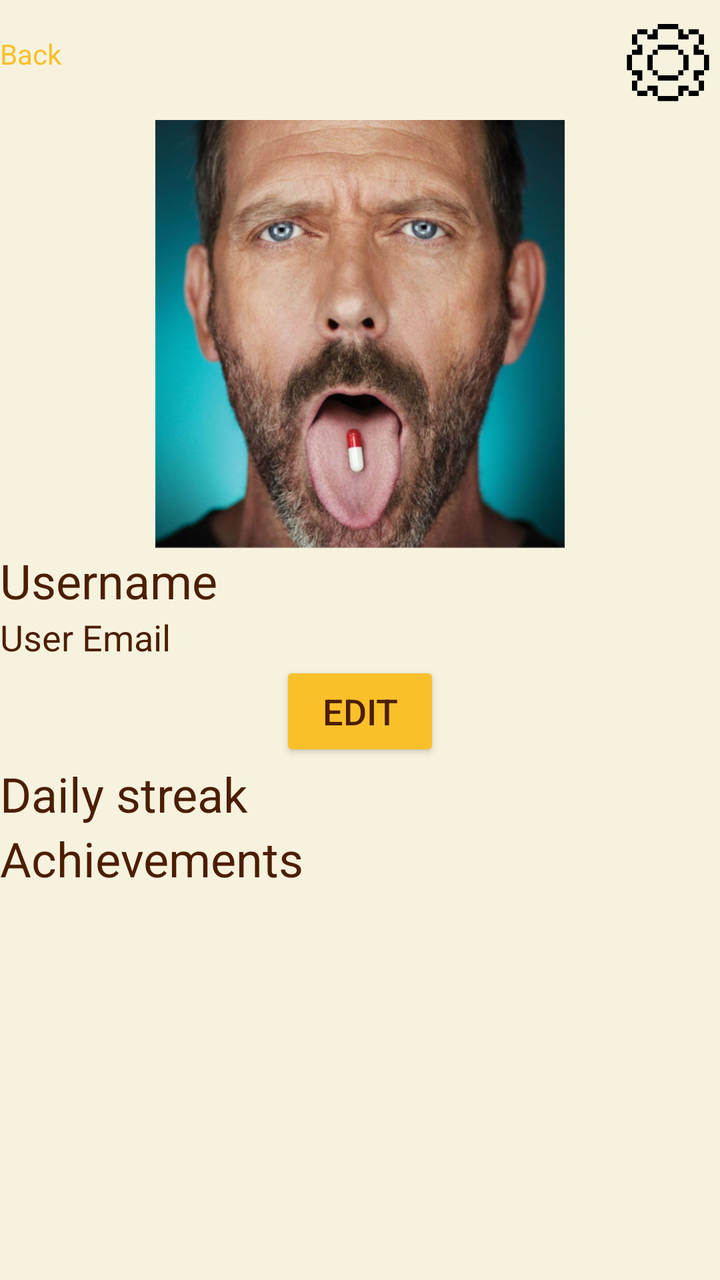
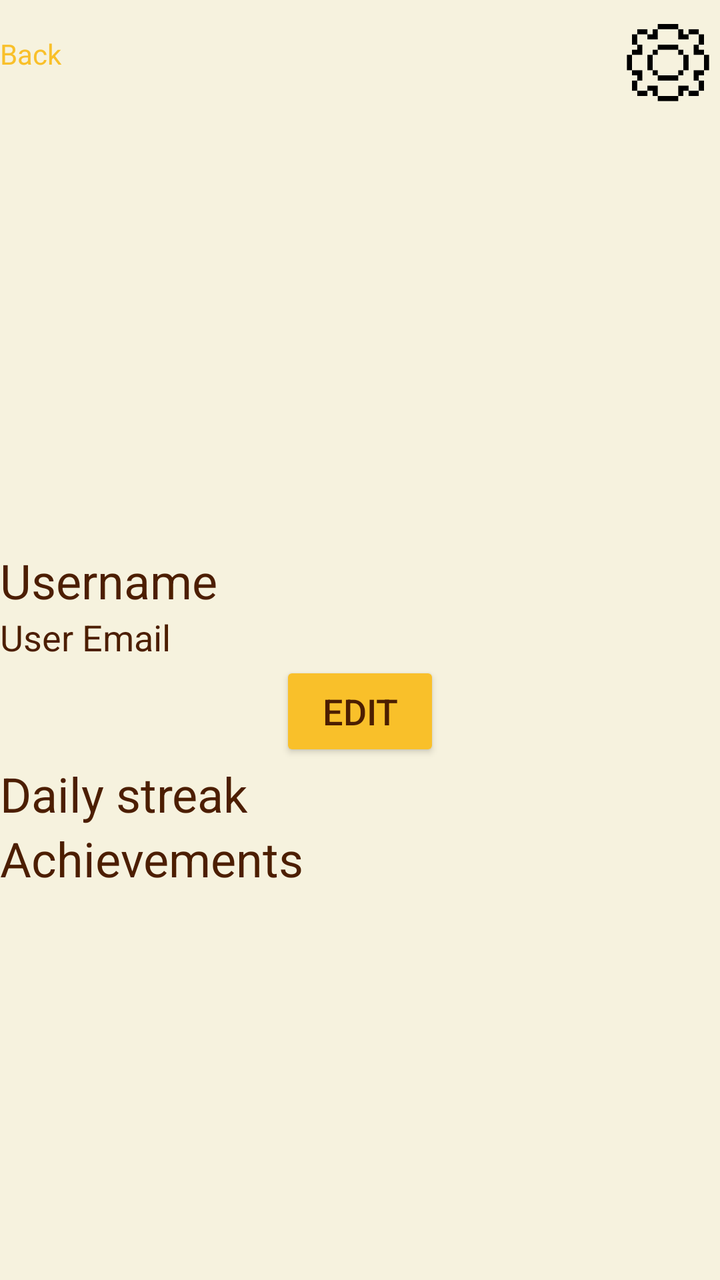

Before-and-after screenshots of an Android layout around one commit, followed by the original layout XML and the change that was made.
<!-- AndroidManifest.xml: application theme Theme.BeeBudgetingLimited -->
<!-- res/layout/activity_profile_screen.xml -->
<?xml version="1.0" encoding="utf-8"?>
<androidx.drawerlayout.widget.DrawerLayout xmlns:android="http://schemas.android.com/apk/res/android"
    xmlns:app="http://schemas.android.com/apk/res-auto"
    xmlns:tools="http://schemas.android.com/tools"
    android:id="@+id/main"
    android:layout_width="match_parent"
    android:layout_height="match_parent"
    tools:context=".ProfileScreen"
    android:background="@color/Cream">

    
    <LinearLayout
        android:layout_width="match_parent"
        android:layout_height="match_parent"
        android:orientation="vertical">

        
        <androidx.cardview.widget.CardView
            android:backgroundTint="@color/Cream"
            android:layout_width="match_parent"
            android:layout_height="wrap_content" />

        
        <LinearLayout
            android:layout_width="match_parent"
            android:layout_height="60dp"
            android:orientation="horizontal">

            <TextView
                android:id="@+id/BackText"
                android:layout_width="0dp"
                android:layout_height="58dp"
                android:layout_gravity="center"
                android:layout_weight="0.2"
                android:text="@string/backbutton"
                android:textColor="@color/Bright_yellow"
                android:textAlignment="center" />

            <ImageView
                android:id="@+id/imageView3"
                android:layout_width="0dp"
                android:layout_height="wrap_content"
                android:layout_weight="1"
                android:alpha="0"
                app:srcCompat="@drawable/house" />

            <ImageButton
                android:id="@+id/Settingsbtn"
                android:scaleType="fitCenter"
                android:layout_width="0dp"
                android:layout_height="match_parent"
                android:layout_weight="0.2"
                android:background="@android:color/transparent"
                app:srcCompat="@drawable/cogicon" />

        </LinearLayout>

        <ImageView
            android:id="@+id/imageView5"
            android:layout_width="match_parent"
            android:layout_height="214dp"
            app:srcCompat="@drawable/house" />

        <TextView
            android:id="@+id/textView13"
            android:layout_width="match_parent"
            android:layout_height="wrap_content"
            android:text="@string/username"
            android:textAlignment="center"
            android:textColor="@color/Dark_brown"
            android:textSize="24dp"/>

        <TextView
            android:id="@+id/textView14"
            android:layout_width="match_parent"
            android:layout_height="wrap_content"
            android:text="@string/user_email"
            android:textAlignment="center"
            android:textColor="@color/Dark_brown"
            android:textSize="18dp"/>

        <Button
            android:id="@+id/button3"
            android:layout_width="80dp"
            android:layout_height="50dp"
            android:layout_gravity="center"
            android:text="@string/edit_profile"
            android:textSize="18dp"
            android:textColor="@color/Dark_brown"
            android:backgroundTint="@color/Bright_yellow"/>

        <TextView
            android:id="@+id/textView15"
            android:layout_width="match_parent"
            android:layout_height="wrap_content"
            android:text="@string/daily_streak"
            android:textAlignment="center"
            android:textColor="@color/Dark_brown"
            android:textSize="24dp"/>

        <TextView
            android:id="@+id/textView16"
            android:layout_width="match_parent"
            android:layout_height="wrap_content"
            android:text="@string/achievements"
            android:textAlignment="center"
            android:textColor="@color/Dark_brown"
            android:textSize="24dp"/>

    </LinearLayout>

    

</androidx.drawerlayout.widget.DrawerLayout>
<!-- resources referenced by this layout -->
<resources>
  <color name="Bright_yellow">#f9c02a</color>
  <color name="Cream">#f6f2de</color>
  <color name="Dark_brown">#4c1e01</color>
  <!-- drawable cogicon: png bitmap (drawable, 702 bytes) -->
  <!-- drawable house: png bitmap (drawable, 413934 bytes) -->
  <string name="achievements">Achievements</string>
  <string name="backbutton">\nBack</string>
  <string name="daily_streak">Daily streak</string>
  <string name="edit_profile">Edit</string>
  <string name="user_email">User Email</string>
  <string name="username">Username</string>
  <style name="Theme.BeeBudgetingLimited" parent="Base.Theme.BeeBudgetingLimited" />
  <style name="Base.Theme.BeeBudgetingLimited" parent="Theme.Material3.DayNight.NoActionBar">
          
          
      </style>
</resources>

<!-- the commit's change to res/layout/activity_profile_screen.xml (unified diff, before → after) -->
@@ -59,6 +59,7 @@
             android:id="@+id/imageView5"
             android:layout_width="match_parent"
             android:layout_height="214dp"
+            android:alpha="0"
             app:srcCompat="@drawable/house" />
 
         <TextView
@@ -68,7 +69,7 @@
             android:text="@string/username"
             android:textAlignment="center"
             android:textColor="@color/Dark_brown"
-            android:textSize="24dp"/>
+            android:textSize="24sp" />
 
         <TextView
             android:id="@+id/textView14"
@@ -77,17 +78,17 @@
             android:text="@string/user_email"
             android:textAlignment="center"
             android:textColor="@color/Dark_brown"
-            android:textSize="18dp"/>
+            android:textSize="18sp" />
 
         <Button
             android:id="@+id/button3"
             android:layout_width="80dp"
             android:layout_height="50dp"
             android:layout_gravity="center"
+            android:backgroundTint="@color/Bright_yellow"
             android:text="@string/edit_profile"
-            android:textSize="18dp"
             android:textColor="@color/Dark_brown"
-            android:backgroundTint="@color/Bright_yellow"/>
+            android:textSize="18sp" />
 
         <TextView
             android:id="@+id/textView15"
@@ -96,7 +97,7 @@
             android:text="@string/daily_streak"
             android:textAlignment="center"
             android:textColor="@color/Dark_brown"
-            android:textSize="24dp"/>
+            android:textSize="24sp" />
 
         <TextView
             android:id="@+id/textView16"
@@ -105,7 +106,7 @@
             android:text="@string/achievements"
             android:textAlignment="center"
             android:textColor="@color/Dark_brown"
-            android:textSize="24dp"/>
+            android:textSize="24sp" />
 
     </LinearLayout>
 
